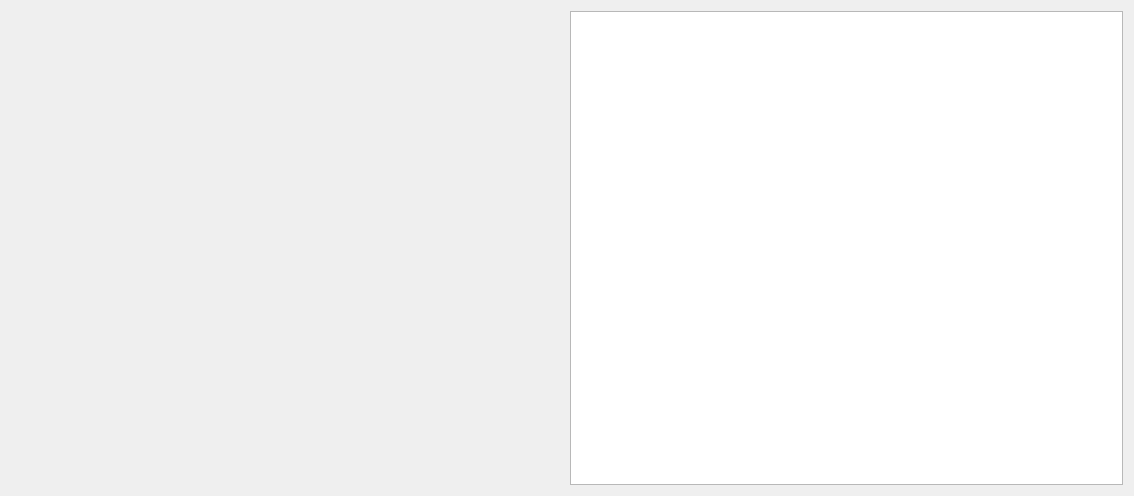
Qt form revision_tree/revisiontree.ui (PLLUG/sourceline) before a commit.
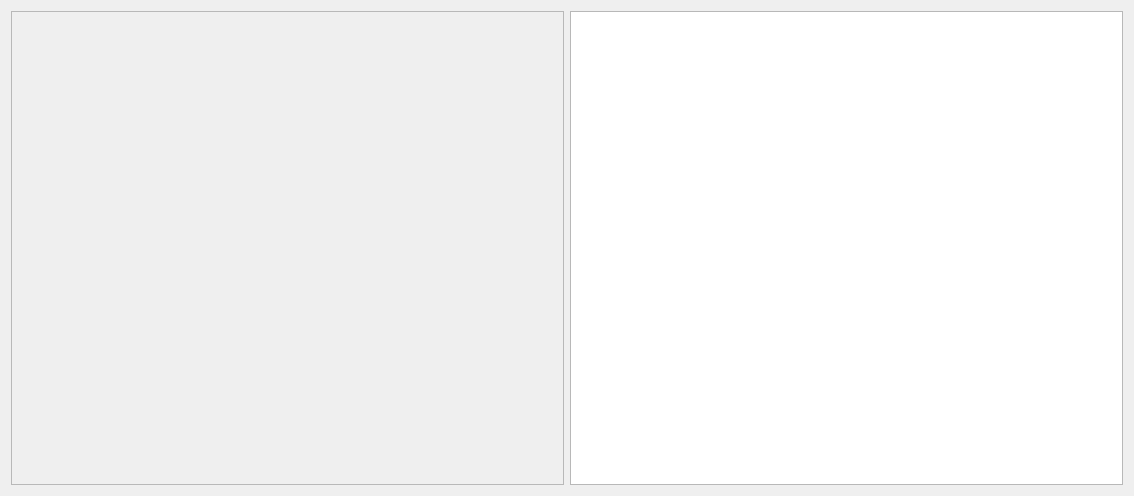
The same form after that commit. Custom widgets are drawn as their Qt base class.

What changed in the file:
```diff
--- a/revision_tree/revisiontree.ui
+++ b/revision_tree/revisiontree.ui
@@ -15,7 +15,36 @@
   </property>
   <layout class="QHBoxLayout" name="horizontalLayout" stretch="1,1">
    <item>
-    <widget class="RevisionTreeWidget" name="revisionTreeWidget" native="true"/>
+    <widget class="QScrollArea" name="scrollArea">
+     <property name="verticalScrollBarPolicy">
+      <enum>Qt::ScrollBarAsNeeded</enum>
+     </property>
+     <property name="widgetResizable">
+      <bool>true</bool>
+     </property>
+     <widget class="RevisionTreeWidget" name="revisionTreeWidget">
+      <property name="geometry">
+       <rect>
+        <x>0</x>
+        <y>0</y>
+        <width>553</width>
+        <height>476</height>
+       </rect>
+      </property>
+      <property name="sizePolicy">
+       <sizepolicy hsizetype="Expanding" vsizetype="Expanding">
+        <horstretch>0</horstretch>
+        <verstretch>0</verstretch>
+       </sizepolicy>
+      </property>
+      <property name="baseSize">
+       <size>
+        <width>100</width>
+        <height>700</height>
+       </size>
+      </property>
+     </widget>
+    </widget>
    </item>
    <item>
     <widget class="QTableView" name="revisionTableView"/>
```
Left out of the diff: 15 changed lines with no effect on the pictures.
